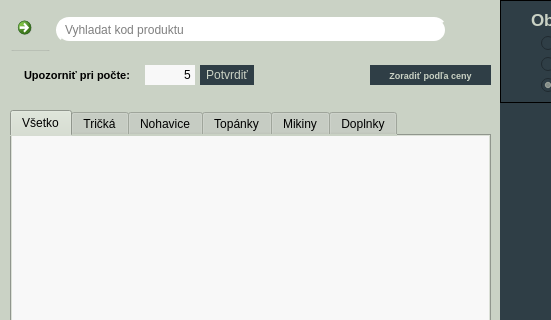
Above: source/code/main.ui from tomas-magat/camels-eshop-infosystem before the change; both pictures show x 0 to 551 and y 0 to 320 of the 800 by 450 pixel window. Below: the same form after it.
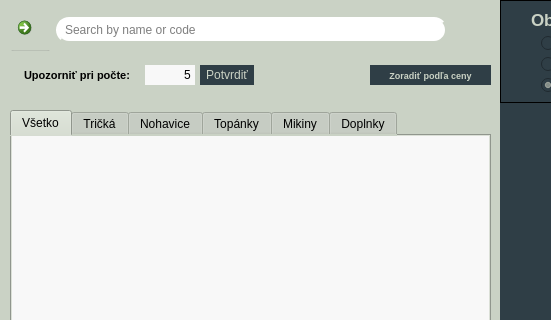
That is the form after the change. The open tabs and pages were chosen to show the change. Icons and pictures are not drawn.

Patch:
```diff
--- a/source/code/main.ui
+++ b/source/code/main.ui
@@ -2506,7 +2506,7 @@
                <bool>true</bool>
               </property>
               <property name="placeholderText">
-               <string>Vyhladat kod produktu</string>
+               <string>Search by name or code</string>
               </property>
              </widget>
              <widget class="QPushButton" name="searchButton_4">
```
Left out of the diff: 42 changed lines with no effect on the pictures.
